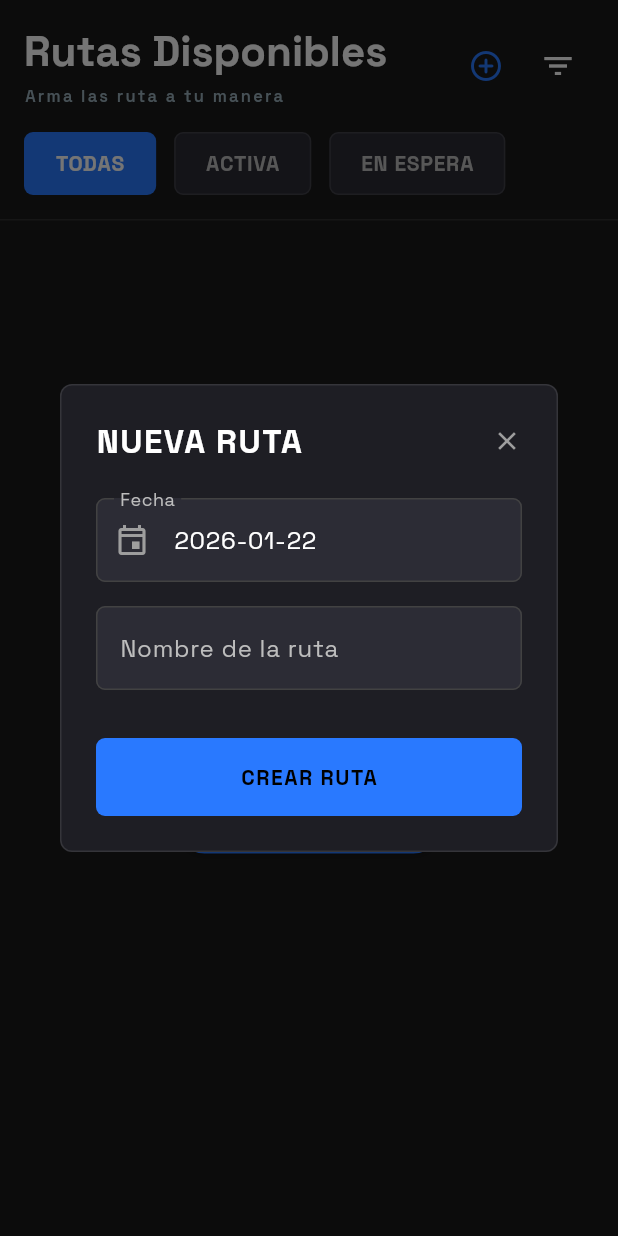
After one commit to F4TB0Yz/vector, a Flutter app: the RoutesScreen screen opened directly, after a tap on the "add circle outline" icon, on a phone screen of 412 x 824 dp. The commit adds this screen. Run offline on Flutter 3.47's test engine with Material 3 defaults, Android fonts, the phone set to English and light mode, and no system bars; our stand-ins replace audioplayers, device_info_plus, dio, equatable, flutter_dotenv, flutter_riverpod and 8 more; missing offline and left inert: android_id, mapbox_maps_flutter, mobile_scanner, turf; accounts and stored records are empty.

Commit message:
feat: Implement route management functionality, including creation, listing, and local data persistence with dedicated domain, data, and presentation layers.

```diff
--- a/lib/features/routes/presentation/routes_screen.dart
+++ b/lib/features/routes/presentation/routes_screen.dart
@@ -1,8 +1,10 @@
 import 'package:flutter/material.dart';
 import 'package:flutter_riverpod/flutter_riverpod.dart';
 import 'package:vector/core/theme/app_colors.dart';
-import 'package:vector/features/map/presentation/providers/map_provider.dart';
-import 'package:vector/shared/presentation/notifications/navbar_notification.dart';
+import 'package:vector/features/routes/presentation/providers/routes_provider.dart';
+import 'package:vector/features/routes/presentation/widgets/add_route_dialog.dart';
+import 'package:intl/intl.dart';
+
 
 class RoutesScreen extends ConsumerStatefulWidget {
   const RoutesScreen({super.key});
@@ -19,6 +21,7 @@ class _RoutesScreenState extends ConsumerState<RoutesScreen> {
 
   @override
   Widget build(BuildContext context) {
+    final routesAsync = ref.watch(routesProvider);
     return Scaffold(
       backgroundColor: const Color(0xFF1A1A1A),
       body: SafeArea(
@@ -52,6 +55,20 @@ class _RoutesScreenState extends ConsumerState<RoutesScreen> {
                       ),
                     ],
                    ),
+                  Row(
+                    children: [
+                      IconButton(
+                        onPressed: () {
+                          showDialog(
+                            context: context,
+                            builder: (context) => const AddRouteDialog(),
+                          );
+                        },
+                        icon: const Icon(
+                          Icons.add_circle_outline_rounded,
+                          color: AppColors.primary,
+                        ),
+                      ),
                       IconButton(
                         onPressed: () {
                           // TODO: Implement filter functionality
@@ -60,6 +77,8 @@ class _RoutesScreenState extends ConsumerState<RoutesScreen> {
                           Icons.filter_list,
                           color: Colors.white,
                         ),
+                      ),
+                    ],
                   ),
                 ],
               ),
@@ -122,23 +141,17 @@ class _RoutesScreenState extends ConsumerState<RoutesScreen> {
             ),
 
             Expanded(
-              child: ListView(
-                padding: const EdgeInsets.only(
-                  left: 16.0,
-                  right: 16.0,
-                  top: 16.0,
-                  bottom: 100.0, // Space for FloatingNavBar
-                ),
-                children: [
-                  Center(
-                    child: Padding(
-                      padding: const EdgeInsets.only(top: 40.0),
+              child: routesAsync.when(
+                data: (routes) {
+                  if (routes.isEmpty) {
+                    return Center(
                       child: Column(
+                        mainAxisAlignment: MainAxisAlignment.center,
                         children: [
                           Icon(
                             Icons.map_outlined,
                             size: 64,
-                            color: Colors.white.withOpacity(0.2),
+                            color: Colors.white.withValues(alpha: 0.2),
                           ),
                           const SizedBox(height: 16),
                           Text(
@@ -148,11 +161,94 @@ class _RoutesScreenState extends ConsumerState<RoutesScreen> {
                               fontSize: 16,
                             ),
                           ),
+                          const SizedBox(height: 24),
+                          ElevatedButton(
+                            onPressed: () {
+                              showDialog(
+                                context: context,
+                                builder: (context) => const AddRouteDialog(),
+                              );
+                            },
+                            style: ElevatedButton.styleFrom(
+                              backgroundColor: AppColors.primary,
+                              foregroundColor: Colors.black,
+                            ),
+                            child: const Text('CREAR RUTA AHORA'),
+                          ),
+                        ],
+                      ),
+                    );
+                  }
+
+                  return ListView.separated(
+                    padding: const EdgeInsets.only(
+                      left: 16.0,
+                      right: 16.0,
+                      top: 16.0,
+                      bottom: 100.0,
+                    ),
+                    itemCount: routes.length,
+                    separatorBuilder: (context, index) => const SizedBox(height: 12),
+                    itemBuilder: (context, index) {
+                      final route = routes[index];
+                      return Container(
+                        padding: const EdgeInsets.all(16),
+                        decoration: BoxDecoration(
+                          color: const Color(0xFF2C2C35),
+                          borderRadius: BorderRadius.circular(8),
+                          border: Border.all(
+                            color: Colors.white.withValues(alpha: 0.05),
+                          ),
+                        ),
+                        child: Row(
+                          children: [
+                            Container(
+                              width: 40,
+                              height: 40,
+                              decoration: BoxDecoration(
+                                color: AppColors.primary.withValues(alpha: 0.1),
+                                borderRadius: BorderRadius.circular(4),
+                              ),
+                              child: const Icon(
+                                Icons.route_outlined,
+                                color: AppColors.primary,
+                              ),
+                            ),
+                            const SizedBox(width: 16),
+                            Expanded(
+                              child: Column(
+                                crossAxisAlignment: CrossAxisAlignment.start,
+                                children: [
+                                  Text(
+                                    route.name,
+                                    style: const TextStyle(
+                                      color: Colors.white,
+                                      fontWeight: FontWeight.bold,
+                                      fontSize: 16,
+                                    ),
+                                  ),
+                                  Text(
+                                    DateFormat('EEEE d, MMMM y', 'es').format(route.date),
+                                    style: TextStyle(
+                                      color: Colors.grey[500],
+                                      fontSize: 12,
+                                    ),
+                                  ),
                                 ],
                               ),
                             ),
+                            const Icon(
+                              Icons.chevron_right,
+                              color: Colors.white54,
                             ),
                           ],
+                        ),
+                      );
+                    },
+                  );
+                },
+                loading: () => const Center(child: CircularProgressIndicator(color: AppColors.primary)),
+                error: (error, _) => Center(child: Text('Error: $error', style: const TextStyle(color: Colors.red))),
               ),
             ),
           ],
--- /dev/null
+++ b/lib/features/routes/presentation/widgets/add_route_dialog.dart
@@ -0,0 +1,194 @@
+import 'package:flutter/material.dart';
+import 'package:flutter_riverpod/flutter_riverpod.dart';
+import 'package:intl/intl.dart';
+import '../../../../core/theme/app_colors.dart';
+import '../providers/routes_provider.dart';
+
+class AddRouteDialog extends ConsumerStatefulWidget {
+  const AddRouteDialog({super.key});
+
+  @override
+  ConsumerState<AddRouteDialog> createState() => _AddRouteDialogState();
+}
+
+class _AddRouteDialogState extends ConsumerState<AddRouteDialog> {
+  late final TextEditingController _nameController;
+  late final TextEditingController _dateController;
+  final _formKey = GlobalKey<FormState>();
+
+  @override
+  void initState() {
+    super.initState();
+    _nameController = TextEditingController();
+    _dateController = TextEditingController(
+      text: DateFormat('yyyy-MM-dd').format(DateTime.now()),
+    );
+  }
+
+  @override
+  @override
+  void dispose() {
+    _nameController.dispose();
+    _dateController.dispose();
+    super.dispose();
+  }
+
+  void _submit() {
+    if (_formKey.currentState!.validate()) {
+      final date = DateFormat('yyyy-MM-dd').parse(_dateController.text);
+      ref.read(routesProvider.notifier).createRoute(_nameController.text, date);
+      Navigator.of(context).pop();
+    }
+  }
+
+  @override
+  Widget build(BuildContext context) {
+    return Dialog(
+      backgroundColor: const Color(0xFF1E1E24), // Dark Slate
+      shape: RoundedRectangleBorder(
+        borderRadius: BorderRadius.circular(8), // Sharp corners
+        side: BorderSide(
+          color: Colors.white.withValues(alpha: 0.1),
+          width: 1,
+        ),
+      ),
+      child: Padding(
+        padding: const EdgeInsets.all(24.0),
+        child: Form(
+          key: _formKey,
+          child: Column(
+            mainAxisSize: MainAxisSize.min,
+            crossAxisAlignment: CrossAxisAlignment.start,
+            children: [
+              Row(
+                mainAxisAlignment: MainAxisAlignment.spaceBetween,
+                children: [
+                  Text(
+                    'NUEVA RUTA',
+                    style: Theme.of(context).textTheme.titleLarge?.copyWith(
+                          color: Colors.white,
+                          fontWeight: FontWeight.bold,
+                          letterSpacing: 1.0,
+                        ),
+                  ),
+                  IconButton(
+                    onPressed: () => Navigator.of(context).pop(),
+                    icon: const Icon(Icons.close, color: Colors.grey, size: 20),
+                    padding: EdgeInsets.zero,
+                    constraints: const BoxConstraints(),
+                    style: IconButton.styleFrom(
+                      tapTargetSize: MaterialTapTargetSize.shrinkWrap,
+                    ),
+                  ),
+                ],
+              ),
+
+              const SizedBox(height: 24),
+
+              TextFormField(
+                controller: _dateController,
+                style: const TextStyle(color: Colors.white),
+                decoration: InputDecoration(
+                  labelText: 'Fecha',
+                  labelStyle: TextStyle(color: Colors.grey[400]),
+                  enabledBorder: OutlineInputBorder(
+                    borderRadius: BorderRadius.circular(6),
+                    borderSide: BorderSide(color: Colors.grey[800]!),
+                  ),
+                  focusedBorder: OutlineInputBorder(
+                    borderRadius: BorderRadius.circular(6),
+                    borderSide: const BorderSide(color: AppColors.primary),
+                  ),
+                  filled: true,
+                  fillColor: const Color(0xFF2C2C35),
+                  prefixIcon: const Icon(Icons.event_outlined, color: Colors.grey),
+                ),
+                validator: (value) {
+                  if (value == null || value.isEmpty) {
+                    return 'Fecha requerida';
+                  }
+                  return null;
+                },
+                onTap: () async {
+                  FocusScope.of(context).requestFocus(FocusNode());
+                  final DateTime? picked = await showDatePicker(
+                    context: context,
+                    locale: const Locale('es', 'ES'),
+                    initialDate: DateTime.now(),
+                    firstDate: DateTime(2000),
+                    lastDate: DateTime(2100),
+                    builder: (context, child) {
+                      return Theme(
+                        data: Theme.of(context).copyWith(
+                          colorScheme: const ColorScheme.dark(
+                            primary: AppColors.primary,
+                            onPrimary: Colors.black,
+                            surface: Color(0xFF1E1E24),
+                            onSurface: Colors.white,
+                          ),
+                          dialogBackgroundColor: const Color(0xFF1E1E24),
+                        ),
+                        child: child!,
+                      );
+                    },
+                  );
+                  if (picked != null) {
+                    _dateController.text = DateFormat('yyyy-MM-dd').format(picked);
+                  }
+                },
+              ),
+              const SizedBox(height: 16),
+              TextFormField(
+                controller: _nameController,
+                style: const TextStyle(color: Colors.white),
+                decoration: InputDecoration(
+                  labelText: 'Nombre de la ruta',
+                  labelStyle: TextStyle(color: Colors.grey[400]),
+                  enabledBorder: OutlineInputBorder(
+                    borderRadius: BorderRadius.circular(6),
+                    borderSide: BorderSide(color: Colors.grey[800]!),
+                  ),
+                  focusedBorder: OutlineInputBorder(
+                    borderRadius: BorderRadius.circular(6),
+                    borderSide: const BorderSide(color: AppColors.primary),
+                  ),
+                  filled: true,
+                  fillColor: const Color(0xFF2C2C35),
+                ),
+                validator: (value) {
+                  if (value == null || value.isEmpty) {
+                    return 'Por favor ingresa un nombre';
+                  }
+                  return null;
+                },
+              ),
+              const SizedBox(height: 32),
+              SizedBox(
+                width: double.infinity,
+                child: ElevatedButton(
+                  onPressed: _submit,
+                  style: ElevatedButton.styleFrom(
+                    backgroundColor: AppColors.primary,
+                    foregroundColor: Colors.black,
+                    padding: const EdgeInsets.symmetric(vertical: 16),
+                    shape: RoundedRectangleBorder(
+                      borderRadius: BorderRadius.circular(6),
+                    ),
+                    elevation: 0,
+                  ),
+                  child: const Text(
+                    'CREAR RUTA',
+                    style: TextStyle(
+                      fontWeight: FontWeight.bold,
+                      letterSpacing: 1.0,
+                    ),
+                  ),
+                ),
+              ),
+            ],
+          ),
+        ),
+      ),
+    );
+  }
+}
--- a/pubspec.yaml
+++ b/pubspec.yaml
@@ -38,6 +38,8 @@ dependencies:
   android_id: ^0.5.1
   crypto: ^3.0.7
   shared_preferences: ^2.3.4
+  flutter_localizations:
+    sdk: flutter
 
 dev_dependencies:
   flutter_test:
```
Also changed, not shown: lib/core/database/database_service.dart (+6 -7 lines), lib/features/routes/data/datasources/routes_local_datasource.dart (added, +56 -0 lines), lib/features/routes/data/models/route_model.dart (added, +34 -0 lines), lib/features/routes/data/repositories/routes_repository_impl.dart (added, +32 -0 lines), lib/features/routes/domain/entities/route_entity.dart (added, +22 -0 lines), lib/features/routes/domain/repositories/routes_repository.dart (added, +8 -0 lines), lib/features/routes/domain/usecases/create_route.dart (added, +14 -0 lines), lib/features/routes/domain/usecases/get_routes.dart (added, +14 -0 lines), lib/features/routes/presentation/providers/routes_provider.dart (added, +63 -0 lines), lib/main.dart (+9 -0 lines), pubspec.lock. Lines whose indentation alone changed are shown as unchanged.
